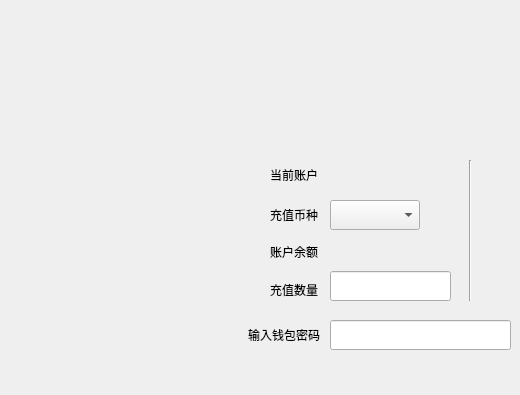
This is exchange/depositexchangecontractdialog.ui in HcashOrg/hx-indicator as Qt 5 draws it before an edit; both pictures show x 0 to 520 and y 0 to 395 of the 960 by 580 pixel window. The edited form follows.
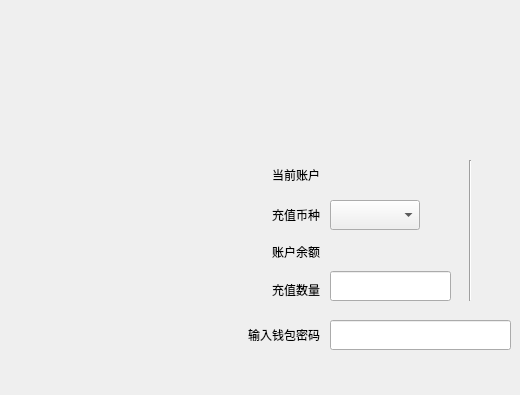
This is the edited form.

Diff of the .ui file:
```diff
--- a/exchange/depositexchangecontractdialog.ui
+++ b/exchange/depositexchangecontractdialog.ui
@@ -100,15 +100,21 @@
     <widget class="QLabel" name="label">
      <property name="geometry">
       <rect>
-       <x>40</x>
-       <y>145</y>
-       <width>54</width>
-       <height>30</height>
+       <x>0</x>
+       <y>140</y>
+       <width>90</width>
+       <height>40</height>
       </rect>
      </property>
      <property name="text">
       <string>充值数量</string>
      </property>
+     <property name="alignment">
+      <set>Qt::AlignRight|Qt::AlignTrailing|Qt::AlignVCenter</set>
+     </property>
+     <property name="wordWrap">
+      <bool>true</bool>
+     </property>
     </widget>
     <widget class="QLineEdit" name="amountLineEdit">
      <property name="geometry">
@@ -123,15 +129,18 @@
     <widget class="QLabel" name="label_4">
      <property name="geometry">
       <rect>
-       <x>40</x>
+       <x>0</x>
        <y>30</y>
-       <width>60</width>
+       <width>90</width>
        <height>30</height>
       </rect>
      </property>
      <property name="text">
       <string>当前账户</string>
      </property>
+     <property name="alignment">
+      <set>Qt::AlignRight|Qt::AlignTrailing|Qt::AlignVCenter</set>
+     </property>
     </widget>
     <widget class="QLabel" name="accountNameLabel">
      <property name="geometry">
@@ -149,28 +158,34 @@
     <widget class="QLabel" name="label_5">
      <property name="geometry">
       <rect>
-       <x>40</x>
+       <x>0</x>
        <y>70</y>
-       <width>60</width>
+       <width>90</width>
        <height>30</height>
       </rect>
      </property>
      <property name="text">
       <string>充值币种</string>
      </property>
+     <property name="alignment">
+      <set>Qt::AlignRight|Qt::AlignTrailing|Qt::AlignVCenter</set>
+     </property>
     </widget>
     <widget class="QLabel" name="label_6">
      <property name="geometry">
       <rect>
-       <x>40</x>
+       <x>0</x>
        <y>107</y>
-       <width>60</width>
+       <width>90</width>
        <height>30</height>
       </rect>
      </property>
      <property name="text">
       <string>账户余额</string>
      </property>
+     <property name="alignment">
+      <set>Qt::AlignRight|Qt::AlignTrailing|Qt::AlignVCenter</set>
+     </property>
     </widget>
     <widget class="QLabel" name="balanceLabel">
      <property name="geometry">
```
Left out of the diff: 4 changed lines with no effect on the pictures.
